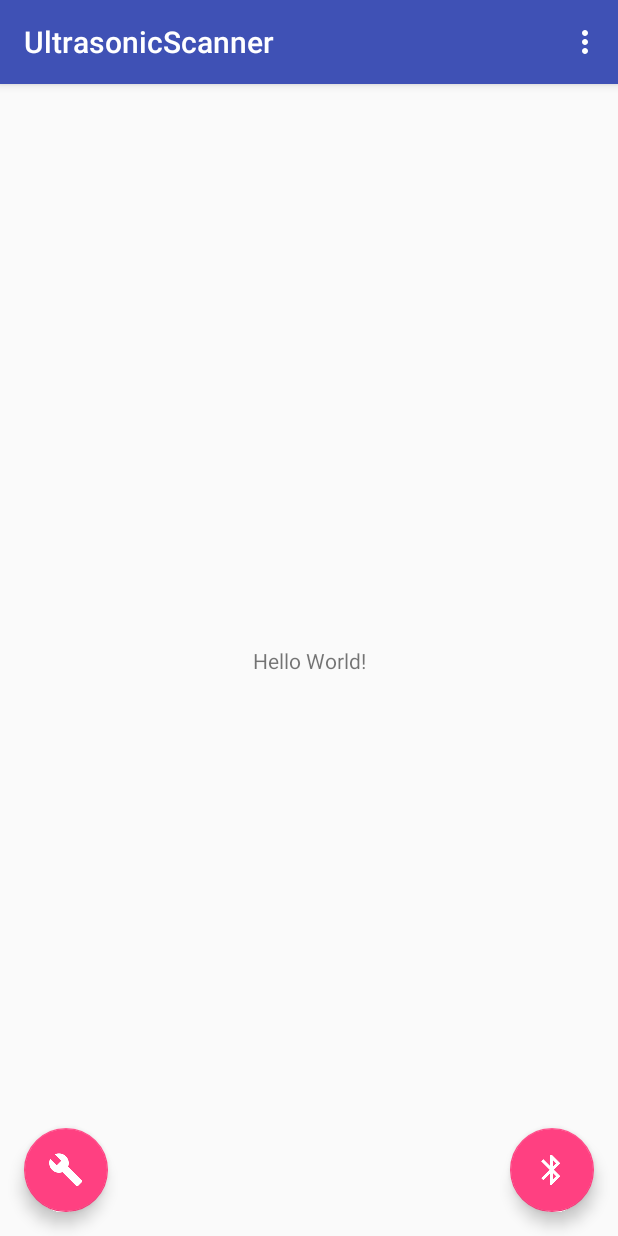
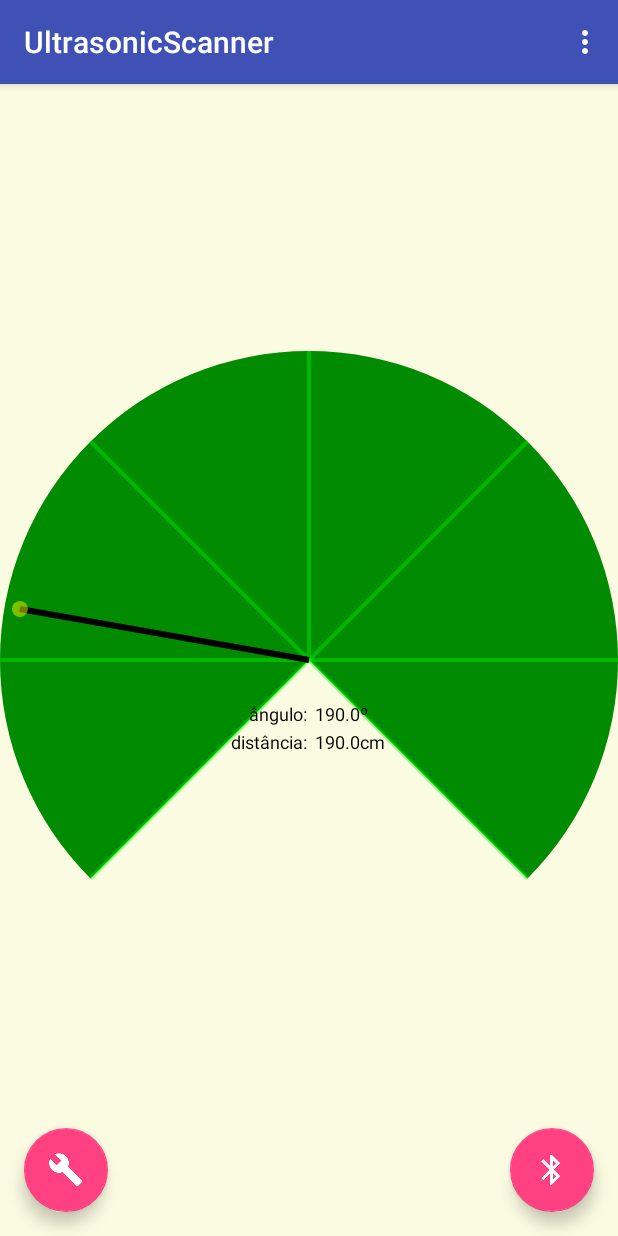
Before and after one commit to diegocardoso93/UltrasonicScanner, an Android app: the screen it shows after launch (MainActivity), on a phone screen of 412 x 824 dp. Run offline under Robolectric (Android 15) with nearby library versions, the phone set to English and light mode, and no system bars.

Commit message:
canvas drawView

```diff
--- a/DroidUltrasonicScanner/app/src/main/java/br/unisc/sisemb/ultrasonicscanner/MainActivity.kt
+++ b/DroidUltrasonicScanner/app/src/main/java/br/unisc/sisemb/ultrasonicscanner/MainActivity.kt
@@ -2,6 +2,7 @@ package br.unisc.sisemb.ultrasonicscanner
 
 import android.content.Context
 import android.content.Intent
+import android.graphics.Canvas
 import android.os.Bundle
 import android.support.design.widget.FloatingActionButton
 import android.support.v7.app.AppCompatActivity
@@ -13,6 +14,7 @@ import android.view.MenuItem
 class MainActivity : AppCompatActivity() {
 
     val deviceControl = DeviceControl()
+    var mScannerView: ScannerView? = null
 
     companion object {
         private val RESULT_BLE_OK = 1
@@ -31,6 +33,7 @@ class MainActivity : AppCompatActivity() {
             startActivityForResult(deviceScanIntent, RESULT_BLE_OK)
         }
 
+        mScannerView = findViewById(R.id.scannerView) as ScannerView
     }
 
     override fun onCreateOptionsMenu(menu: Menu): Boolean {
@@ -42,6 +45,9 @@ class MainActivity : AppCompatActivity() {
         val id = item.itemId
 
         if (id == R.id.action_settings) {
+            // test update
+            mScannerView?.angle = 200f
+            mScannerView?.invalidate()
             return true
         }
 
--- /dev/null
+++ b/DroidUltrasonicScanner/app/src/main/java/br/unisc/sisemb/ultrasonicscanner/ScannerView.kt
@@ -0,0 +1,84 @@
+package br.unisc.sisemb.ultrasonicscanner
+
+import android.content.Context
+import android.graphics.Canvas
+import android.graphics.Paint
+import android.util.AttributeSet
+import android.view.View
+import android.graphics.RectF
+
+
+/**
+ * Created by dieg0 on 16/06/2017.
+ */
+class ScannerView(context: Context, attrs: AttributeSet) : View(context, attrs) {
+    private val paint:Paint = Paint()
+
+    init {
+
+    }
+
+    var centerX = 0f
+    var centerY = 0f
+    var MAX_DISTANCE = 200f
+    var lineDensity = 0.4f
+    var offsetY = 0f
+    var angle = 190f
+    var distance = 190f
+
+    override fun onDraw(canvas: Canvas) {
+        blank(canvas)
+
+        val width = canvas.width.toFloat()
+        offsetY = (canvas.height/2f) - width/2f
+        val height = width + offsetY
+        centerX = width/2f
+        centerY = height/2f
+        lineDensity = centerX/MAX_DISTANCE
+
+        paint.setARGB(255, 0, 139, 0)
+        paint.strokeWidth = 3f
+        val rectF = RectF(0f, offsetY, width, height)
+        canvas.drawArc(rectF, 135f, 270f, true, paint)
+
+        drawGuideLines(canvas)
+
+        var dist = distance * lineDensity
+        var angleRadians = (Math.PI / 180f) * angle
+        var offY = offsetY/2
+        var x = centerX + (Math.cos(angleRadians) * dist)
+        var y = centerY + offY + (Math.sin(angleRadians) * dist)
+        paint.setARGB(255, 0, 0, 0)
+        paint.strokeWidth = 6f
+        canvas.drawLine(centerX, centerY + offY, x.toFloat(), y.toFloat(), paint)
+
+        paint.setARGB(120, 255, 255, 0)
+        canvas.drawCircle(x.toFloat(), y.toFloat(), 8f, paint)
+
+        paint.setARGB(255, 0, 0, 0)
+        paint.strokeWidth = 1f
+        paint.textSize = 18f
+        canvas.drawText("ângulo:", centerX - 60, centerY + 126 * lineDensity, paint)
+        canvas.drawText("distância:", centerX - 78, centerY + 144 * lineDensity, paint)
+        canvas.drawText(angle.toString()+"º", centerX + 6, centerY + 126 * lineDensity, paint)
+        canvas.drawText(distance.toString()+"cm", centerX + 6, centerY + 144 * lineDensity, paint)
+    }
+
+    fun blank(canvas: Canvas) {
+        paint.setARGB(25, 255, 255, 1)
+        canvas.drawRect(0f, 0f, canvas.width.toFloat(), canvas.height.toFloat(), paint)
+    }
+
+    fun drawGuideLines(canvas: Canvas) {
+        var angles = floatArrayOf(0f,45f,135f,180f,225f,270f,315f)
+        paint.setARGB(100, 0, 252, 0)
+        paint.strokeWidth = 4f
+        for (a in angles) {
+            var angleRadians1 = (Math.PI / 180f) * a
+            var offY = offsetY/2
+            var x = centerX + (Math.cos(angleRadians1) * MAX_DISTANCE * lineDensity)
+            var y = centerY + offY + (Math.sin(angleRadians1) * MAX_DISTANCE * lineDensity)
+            canvas.drawLine(centerX, centerY + offY, x.toFloat(), y.toFloat(), paint)
+        }
+    }
+}
--- a/DroidUltrasonicScanner/app/src/main/res/layout/content_main.xml
+++ b/DroidUltrasonicScanner/app/src/main/res/layout/content_main.xml
@@ -8,13 +8,10 @@
     tools:context="br.unisc.sisemb.ultrasonicscanner.MainActivity"
     tools:showIn="@layout/activity_main">
 
-    <TextView
-        android:layout_width="wrap_content"
-        android:layout_height="wrap_content"
-        android:text="Hello World!"
-        app:layout_constraintBottom_toBottomOf="parent"
-        app:layout_constraintLeft_toLeftOf="parent"
-        app:layout_constraintRight_toRightOf="parent"
-        app:layout_constraintTop_toTopOf="parent" />
+    <br.unisc.sisemb.ultrasonicscanner.ScannerView
+        android:id="@+id/scannerView"
+        android:layout_width="fill_parent"
+        android:layout_height="fill_parent"
+        />
 
 </android.support.constraint.ConstraintLayout>
--- a/DroidUltrasonicScanner/build.gradle
+++ b/DroidUltrasonicScanner/build.gradle
@@ -7,7 +7,7 @@ buildscript {
         jcenter()
     }
     dependencies {
-        classpath 'com.android.tools.build:gradle:3.0.0-alpha3'
+        classpath 'com.android.tools.build:gradle:3.0.0-alpha4'
         classpath "org.jetbrains.kotlin:kotlin-gradle-plugin:$kotlin_version"
 
         // NOTE: Do not place your application dependencies here; they belong
```
Also changed, not shown: DroidUltrasonicScanner/gradle/wrapper/gradle-wrapper.properties.
